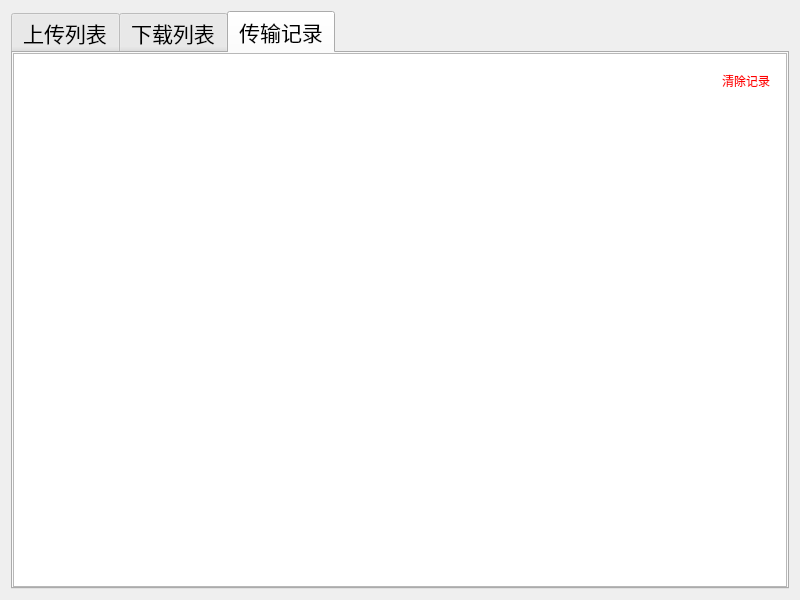
The window that CloudDemo/transfer.ui (18292677162/CloudStorage) describes before a commit, drawn with Qt 5.
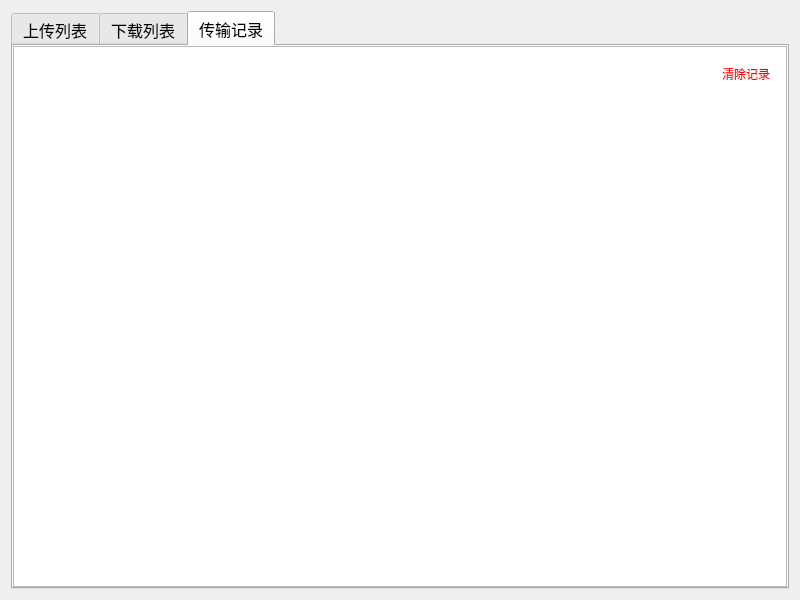
The same window after the commit. The open tabs and pages were chosen to show the change.

The edit to the form file:
```diff
--- a/CloudDemo/transfer.ui
+++ b/CloudDemo/transfer.ui
@@ -18,8 +18,8 @@
     <widget class="QTabWidget" name="tabWidget">
      <property name="font">
       <font>
-       <family>新宋体</family>
-       <pointsize>16</pointsize>
+       <family>微软雅黑</family>
+       <pointsize>12</pointsize>
       </font>
      </property>
      <property name="currentIndex">
```
Left out of the diff: 2 changed lines with no effect on the pictures.
